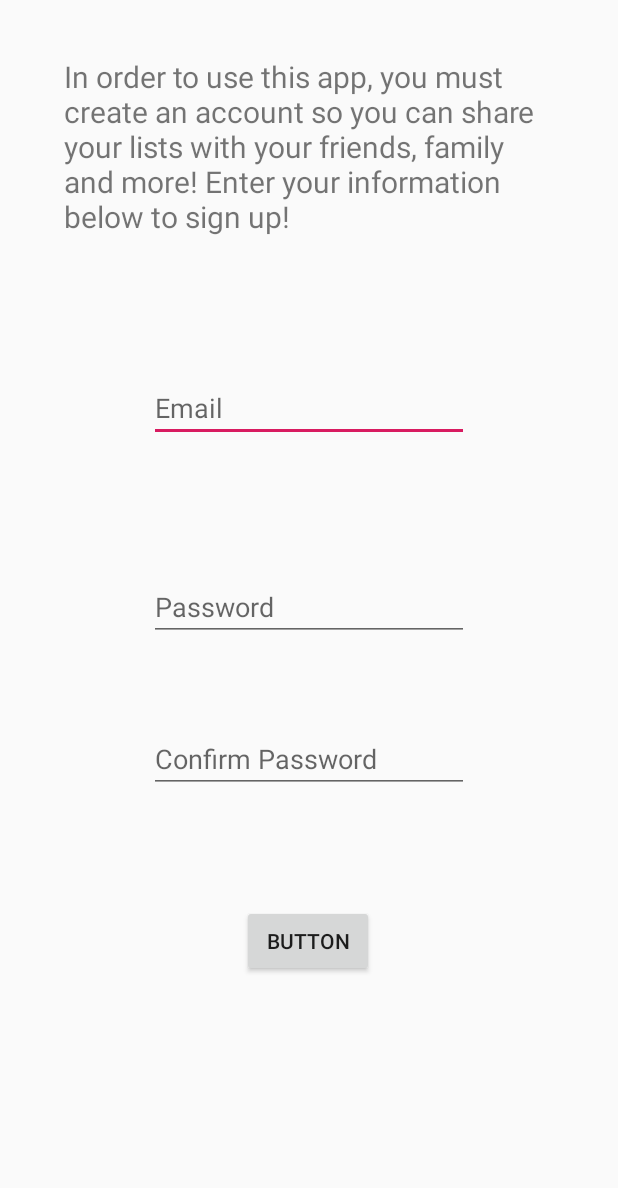
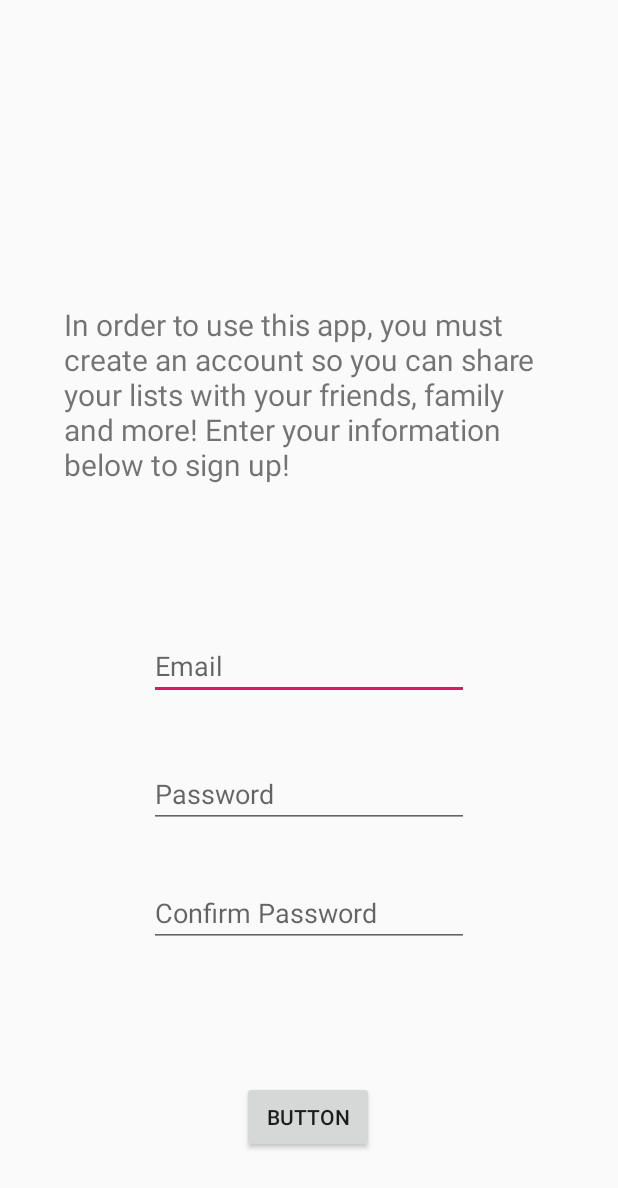
Before and after one commit to Ali-Sab/SpaghettiProject, an Android app: the ProfileActivity screen opened directly, with no data from a screen before it, after a tap on "BUTTON", on a phone screen of 412 x 824 dp. Shown: the top 1188 px of the screen. Run offline under Robolectric (Android 15) with nearby library versions, the phone set to English and light mode, and no system bars.

Commit message:
few changes before break

```diff
--- a/app/src/main/AndroidManifest.xml
+++ b/app/src/main/AndroidManifest.xml
@@ -11,9 +11,6 @@
         android:theme="@style/AppTheme.NoActionBar">
         <activity android:name=".ProfileActivity"></activity>
         <activity android:name=".LoginActivity" />
-        <activity
-            android:name=".ui.login.LoginActivity"
-            android:label="@string/title_activity_login" />
         <activity
             android:name=".GroupsActivity"
             android:label="@string/title_activity_groups"
--- a/app/src/main/java/com/example/android/spaghettiproject/ProfileActivity.java
+++ b/app/src/main/java/com/example/android/spaghettiproject/ProfileActivity.java
@@ -12,6 +12,7 @@ public class ProfileActivity extends AppCompatActivity {
     private EditText pass1;
     private EditText pass2;
     private Button setup;
+    private String password;
 
     @Override
     protected void onCreate(Bundle savedInstanceState) {
@@ -28,6 +29,9 @@ public class ProfileActivity extends AppCompatActivity {
             public void onClick(View v) {
                 if(pass1.getText().toString().equals(pass2.getText().toString())){
                     //isValidEmail(email.getText().toString());
+                    //Send user email to verify
+                    //Can add usernames later
+                    password = pass1.getText().toString();
                 }
             }
         });
--- a/app/src/main/res/layout/activity_profile.xml
+++ b/app/src/main/res/layout/activity_profile.xml
@@ -20,7 +20,7 @@
         app:layout_constraintHorizontal_bias="0.492"
         app:layout_constraintStart_toStartOf="parent"
         app:layout_constraintTop_toTopOf="parent"
-        app:layout_constraintVertical_bias="0.055" />
+        app:layout_constraintVertical_bias="0.301" />
 
     <EditText
         android:id="@+id/editTextEmail"
@@ -37,7 +37,7 @@
         app:layout_constraintEnd_toEndOf="parent"
         app:layout_constraintStart_toStartOf="parent"
         app:layout_constraintTop_toBottomOf="@+id/textViewDescription"
-        app:layout_constraintVertical_bias="0.106" />
+        app:layout_constraintVertical_bias="0.164" />
 
     <EditText
         android:id="@+id/editTextPassword1"
@@ -54,7 +54,7 @@
         app:layout_constraintEnd_toEndOf="parent"
         app:layout_constraintStart_toStartOf="parent"
         app:layout_constraintTop_toBottomOf="@+id/editTextEmail"
-        app:layout_constraintVertical_bias="0.169" />
+        app:layout_constraintVertical_bias="0.109" />
 
     <EditText
         android:id="@+id/editTextPassword2"
@@ -71,7 +71,7 @@
         app:layout_constraintEnd_toEndOf="parent"
         app:layout_constraintStart_toStartOf="parent"
         app:layout_constraintTop_toBottomOf="@+id/editTextPassword1"
-        app:layout_constraintVertical_bias="0.143" />
+        app:layout_constraintVertical_bias="0.123" />
 
     <Button
         android:id="@+id/btnSetup"
@@ -87,6 +87,7 @@
         app:layout_constraintHorizontal_bias="0.498"
         app:layout_constraintStart_toStartOf="parent"
         app:layout_constraintTop_toBottomOf="@+id/editTextPassword2"
-        app:layout_constraintVertical_bias="0.288"
+        app:layout_constraintVertical_bias="0.632"
         tools:text="Setup" />
+
 </android.support.constraint.ConstraintLayout>
--- a/app/src/main/res/values/strings.xml
+++ b/app/src/main/res/values/strings.xml
@@ -11,5 +11,6 @@
     <string name="invalid_password">Password must be >5 characters</string>
     <string name="login_failed">"Login failed"</string>
     <string name="description">"In order to use this app, you must create an account so you can share your lists with your friends, family and more! Enter your information below to sign up!</string>
+    <string name="title_activity_groups">alisonisthisurstring</string>
     <!--<string name="title_activity_groups">GroupsActivity</string>-->
 </resources>
```
